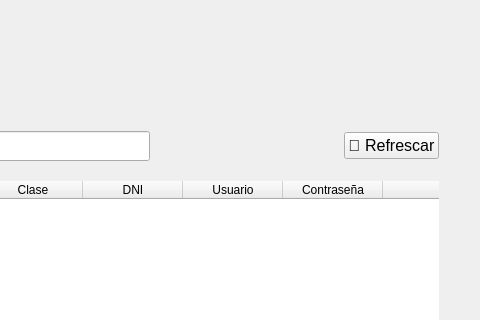
This is blustock/ui/screens_uis/usuarios.ui in MaxAPBusiness/Blustock as Qt 5 draws it before an edit; both pictures show x 258 to 738 and y 0 to 320 of the 738 by 551 pixel window. The edited form follows.
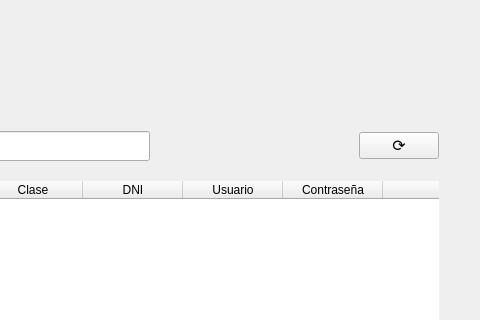
This is the edited form. Icons and pictures are not drawn.

Commit message: Rediseñé los botones de refrescar.

The edit to the form file:
```diff
--- a/blustock/ui/screens_uis/usuarios.ui
+++ b/blustock/ui/screens_uis/usuarios.ui
@@ -129,7 +129,7 @@
           </font>
          </property>
          <property name="text">
-          <string>🔄 Refrescar</string>
+          <string>⟳</string>
          </property>
         </widget>
        </item>
```
The commit also changes 10 other files.
